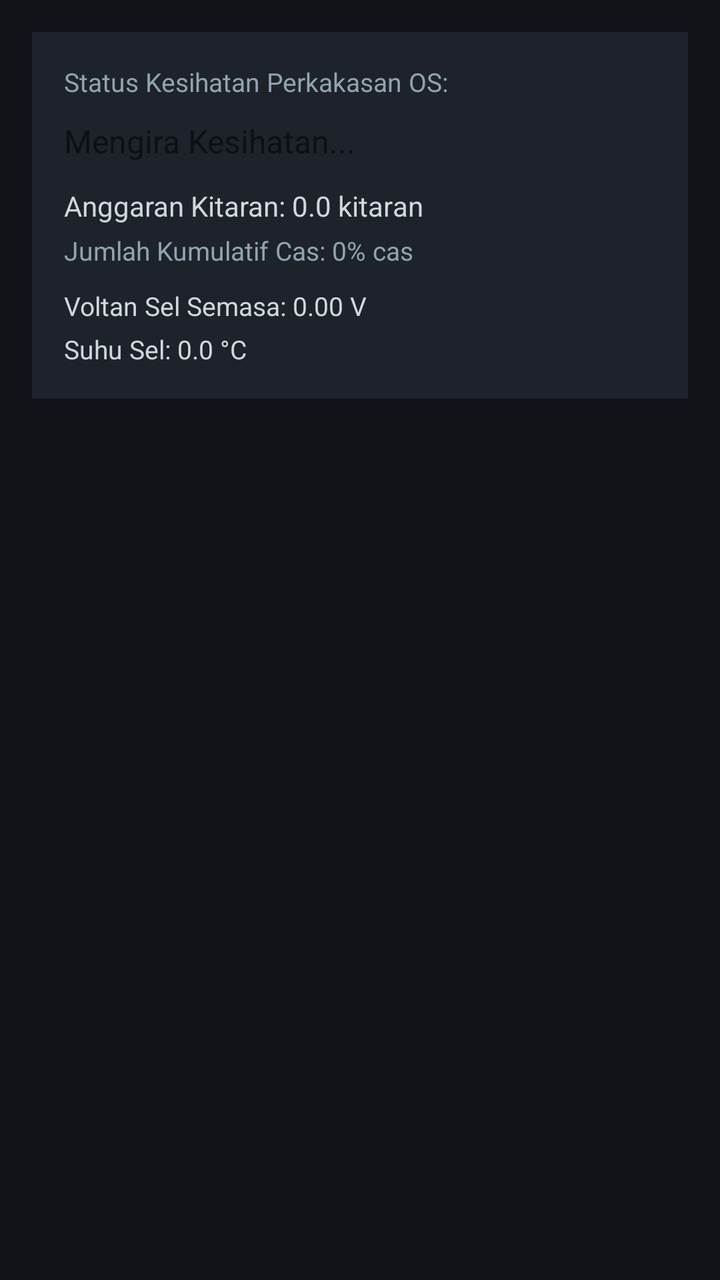
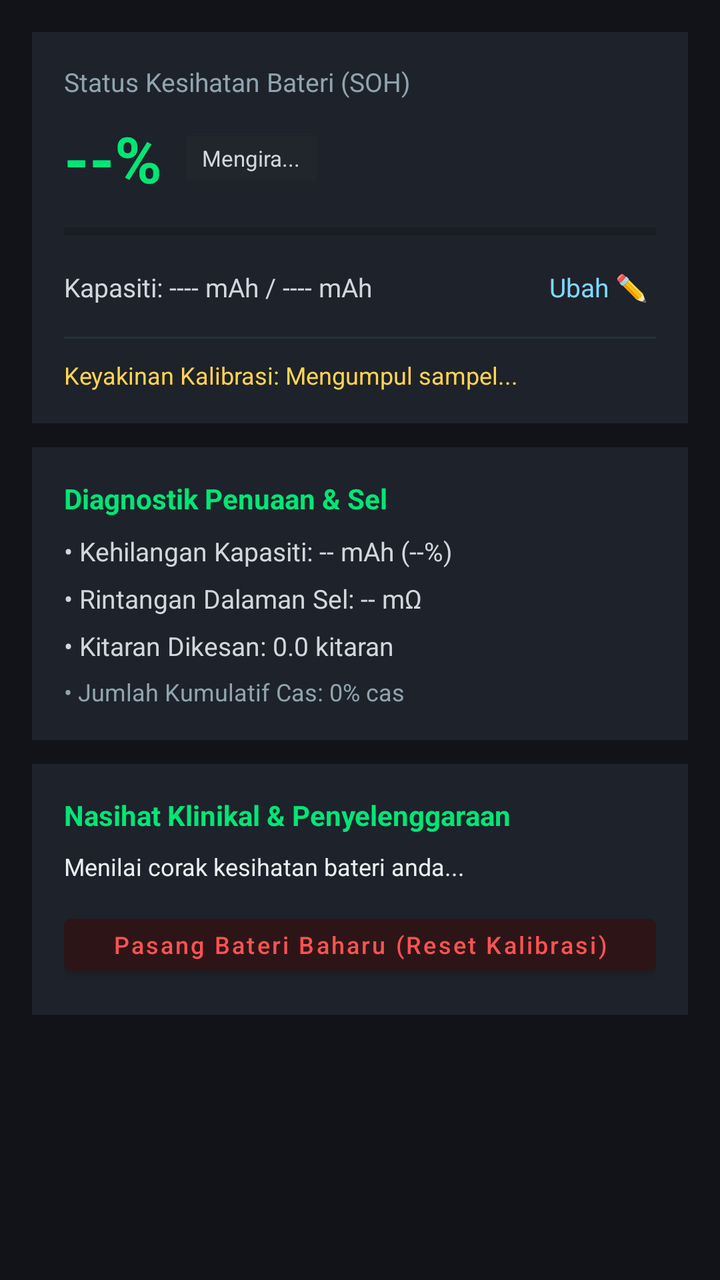

Two renders of the same Android screen: before a commit and after it. Below are the layout's source before the change and the commit's diff.
<!-- AndroidManifest.xml: application theme Theme.CasWatt -->
<!-- res/layout/fragment_health.xml -->
<?xml version="1.0" encoding="utf-8"?>
<ScrollView xmlns:android="http://schemas.android.com/apk/res/android"
    android:layout_width="match_parent"
    android:layout_height="match_parent"
    android:background="#121318"
    android:fillViewport="true">

    <LinearLayout
        android:layout_width="match_parent"
        android:layout_height="wrap_content"
        android:orientation="vertical"
        android:padding="16dp">

        <LinearLayout
            android:layout_width="match_parent"
            android:layout_height="wrap_content"
            android:background="#1E222B"
            android:orientation="vertical"
            android:padding="16dp">

            <TextView
                android:layout_width="wrap_content"
                android:layout_height="wrap_content"
                android:text="Status Kesihatan Perkakasan OS:"
                android:textColor="#90A4AE"
                android:textSize="13sp" />

            
            <TextView
                android:id="@+id/tv_health_condition"
                android:layout_width="match_parent"
                android:layout_height="wrap_content"
                android:layout_marginTop="10dp"
                android:background="?attr/selectableItemBackground"
                android:clickable="true"
                android:focusable="true"
                android:lineSpacingExtra="4dp"
                android:text="Mengira Kesihatan..."
                android:textSize="16sp" />

            <TextView
                android:id="@+id/tv_health_cycles"
                android:layout_width="wrap_content"
                android:layout_height="wrap_content"
                android:layout_marginTop="12dp"
                android:text="Anggaran Kitaran: 0.0 kitaran"
                android:textColor="#CFD8DC"
                android:textSize="14sp" />

            <TextView
                android:id="@+id/tv_health_cumulative"
                android:layout_width="wrap_content"
                android:layout_height="wrap_content"
                android:layout_marginTop="4dp"
                android:text="Jumlah Kumulatif Cas: 0% cas"
                android:textColor="#90A4AE"
                android:textSize="13sp" />

            <TextView
                android:id="@+id/tv_health_voltage_detail"
                android:layout_width="wrap_content"
                android:layout_height="wrap_content"
                android:layout_marginTop="10dp"
                android:text="Voltan Sel Semasa: 0.00 V"
                android:textColor="#CFD8DC"
                android:textSize="13sp" />

            <TextView
                android:id="@+id/tv_health_temp_detail"
                android:layout_width="wrap_content"
                android:layout_height="wrap_content"
                android:layout_marginTop="4dp"
                android:text="Suhu Sel: 0.0 °C"
                android:textColor="#CFD8DC"
                android:textSize="13sp" />
        </LinearLayout>

    </LinearLayout>
</ScrollView>
<!-- resources referenced by this layout -->
<resources>
  <style name="Theme.CasWatt" parent="Theme.MaterialComponents.DayNight.NoActionBar">
          <item name="colorPrimary">#00E676</item>
          <item name="android:statusBarColor">#121318</item>
          <item name="android:navigationBarColor">#161820</item>
      </style>
</resources>

<!-- the commit's change to res/layout/fragment_health.xml (unified diff, before → after) -->
@@ -11,6 +11,7 @@
         android:orientation="vertical"
         android:padding="16dp">
 
+        
         <LinearLayout
             android:layout_width="match_parent"
             android:layout_height="wrap_content"
@@ -21,58 +22,192 @@
             <TextView
                 android:layout_width="wrap_content"
                 android:layout_height="wrap_content"
-                android:text="Status Kesihatan Perkakasan OS:"
+                android:text="Status Kesihatan Bateri (SOH)"
                 android:textColor="#90A4AE"
                 android:textSize="13sp" />
 
             
-            <TextView
-                android:id="@+id/tv_health_condition"
-                android:layout_width="match_parent"
-                android:layout_height="wrap_content"
+            <LinearLayout
+                android:layout_width="match_parent"
+                android:layout_height="wrap_content"
+                android:layout_marginTop="8dp"
+                android:gravity="center_vertical"
+                android:orientation="horizontal">
+
+                <TextView
+                    android:id="@+id/tv_health_percentage"
+                    android:layout_width="wrap_content"
+                    android:layout_height="wrap_content"
+                    android:text="--%"
+                    android:textColor="#00E676"
+                    android:textSize="32sp"
+                    android:textStyle="bold" />
+
+                <TextView
+                    android:id="@+id/tv_health_service_badge"
+                    android:layout_width="wrap_content"
+                    android:layout_height="wrap_content"
+                    android:layout_marginStart="12dp"
+                    android:background="#21262D"
+                    android:paddingStart="8dp"
+                    android:paddingTop="4dp"
+                    android:paddingEnd="8dp"
+                    android:paddingBottom="4dp"
+                    android:text="Mengira..."
+                    android:textColor="#CFD8DC"
+                    android:textSize="11sp" />
+            </LinearLayout>
+
+            
+            <ProgressBar
+                android:id="@+id/pb_health_bar"
+                style="?android:attr/progressBarStyleHorizontal"
+                android:layout_width="match_parent"
+                android:layout_height="10dp"
                 android:layout_marginTop="10dp"
-                android:background="?attr/selectableItemBackground"
-                android:clickable="true"
-                android:focusable="true"
-                android:lineSpacingExtra="4dp"
-                android:text="Mengira Kesihatan..."
-                android:textSize="16sp" />
+                android:max="100"
+                android:progress="0"
+                android:progressTint="#00E676" />
+
+            
+            <LinearLayout
+                android:layout_width="match_parent"
+                android:layout_height="wrap_content"
+                android:layout_marginTop="10dp"
+                android:gravity="center_vertical"
+                android:orientation="horizontal">
+
+                <TextView
+                    android:id="@+id/tv_health_capacity_detail"
+                    android:layout_width="0dp"
+                    android:layout_height="wrap_content"
+                    android:layout_weight="1"
+                    android:text="Kapasiti: ---- mAh / ---- mAh"
+                    android:textColor="#CFD8DC"
+                    android:textSize="13sp" />
+
+                <TextView
+                    android:id="@+id/btn_edit_capacity"
+                    android:layout_width="wrap_content"
+                    android:layout_height="wrap_content"
+                    android:background="?attr/selectableItemBackground"
+                    android:clickable="true"
+                    android:focusable="true"
+                    android:padding="4dp"
+                    android:text="Ubah ✏️"
+                    android:textColor="#80D8FF"
+                    android:textSize="13sp" />
+            </LinearLayout>
+
+            <View
+                android:layout_width="match_parent"
+                android:layout_height="1dp"
+                android:layout_marginTop="12dp"
+                android:layout_marginBottom="10dp"
+                android:background="#263238" />
+
+            
+            <TextView
+                android:id="@+id/tv_health_confidence"
+                android:layout_width="wrap_content"
+                android:layout_height="wrap_content"
+                android:text="Keyakinan Kalibrasi: Mengumpul sampel..."
+                android:textColor="#FFD54F"
+                android:textSize="12sp" />
+        </LinearLayout>
+
+        
+        <LinearLayout
+            android:layout_width="match_parent"
+            android:layout_height="wrap_content"
+            android:layout_marginTop="12dp"
+            android:background="#1E222B"
+            android:orientation="vertical"
+            android:padding="16dp">
+
+            <TextView
+                android:layout_width="wrap_content"
+                android:layout_height="wrap_content"
+                android:text="Diagnostik Penuaan &amp; Sel"
+                android:textColor="#00E676"
+                android:textSize="14sp"
+                android:textStyle="bold" />
+
+            <TextView
+                android:id="@+id/tv_health_wear_loss"
+                android:layout_width="wrap_content"
+                android:layout_height="wrap_content"
+                android:layout_marginTop="8dp"
+                android:text="• Kehilangan Kapasiti: -- mAh (--%)"
+                android:textColor="#CFD8DC"
+                android:textSize="13sp" />
+
+            <TextView
+                android:id="@+id/tv_health_resistance"
+                android:layout_width="wrap_content"
+                android:layout_height="wrap_content"
+                android:layout_marginTop="6dp"
+                android:text="• Rintangan Dalaman Sel: -- mΩ"
+                android:textColor="#CFD8DC"
+                android:textSize="13sp" />
 
             <TextView
                 android:id="@+id/tv_health_cycles"
                 android:layout_width="wrap_content"
                 android:layout_height="wrap_content"
+                android:layout_marginTop="6dp"
+                android:text="• Kitaran Dikesan: 0.0 kitaran"
+                android:textColor="#CFD8DC"
+                android:textSize="13sp" />
+
+            <TextView
+                android:id="@+id/tv_health_cumulative"
+                android:layout_width="wrap_content"
+                android:layout_height="wrap_content"
+                android:layout_marginTop="6dp"
+                android:text="• Jumlah Kumulatif Cas: 0% cas"
+                android:textColor="#90A4AE"
+                android:textSize="12sp" />
+        </LinearLayout>
+
+        
+        <LinearLayout
+            android:layout_width="match_parent"
+            android:layout_height="wrap_content"
+            android:layout_marginTop="12dp"
+            android:background="#1E222B"
+            android:orientation="vertical"
+            android:padding="16dp">
+
+            <TextView
+                android:layout_width="wrap_content"
+                android:layout_height="wrap_content"
+                android:text="Nasihat Klinikal &amp; Penyelenggaraan"
+                android:textColor="#00E676"
+                android:textSize="14sp"
+                android:textStyle="bold" />
+
+            <TextView
+                android:id="@+id/tv_health_advice"
+                android:layout_width="wrap_content"
+                android:layout_height="wrap_content"
+                android:layout_marginTop="8dp"
+                android:lineSpacingExtra="3dp"
+                android:text="Menilai corak kesihatan bateri anda..."
+                android:textColor="#ECEFF1"
+                android:textSize="12sp" />
+
+            <Button
+                android:id="@+id/btn_reset_battery"
+                android:layout_width="match_parent"
+                android:layout_height="wrap_content"
                 android:layout_marginTop="12dp"
-                android:text="Anggaran Kitaran: 0.0 kitaran"
-                android:textColor="#CFD8DC"
-                android:textSize="14sp" />
-
-            <TextView
-                android:id="@+id/tv_health_cumulative"
-                android:layout_width="wrap_content"
-                android:layout_height="wrap_content"
-                android:layout_marginTop="4dp"
-                android:text="Jumlah Kumulatif Cas: 0% cas"
-                android:textColor="#90A4AE"
-                android:textSize="13sp" />
-
-            <TextView
-                android:id="@+id/tv_health_voltage_detail"
-                android:layout_width="wrap_content"
-                android:layout_height="wrap_content"
-                android:layout_marginTop="10dp"
-                android:text="Voltan Sel Semasa: 0.00 V"
-                android:textColor="#CFD8DC"
-                android:textSize="13sp" />
-
-            <TextView
-                android:id="@+id/tv_health_temp_detail"
-                android:layout_width="wrap_content"
-                android:layout_height="wrap_content"
-                android:layout_marginTop="4dp"
-                android:text="Suhu Sel: 0.0 °C"
-                android:textColor="#CFD8DC"
-                android:textSize="13sp" />
+                android:minHeight="38dp"
+                android:backgroundTint="#2D1517"
+                android:text="Pasang Bateri Baharu (Reset Kalibrasi)"
+                android:textAllCaps="false"
+                android:textColor="#FF5252"
+                android:textSize="12sp" />
         </LinearLayout>
 
     </LinearLayout>
